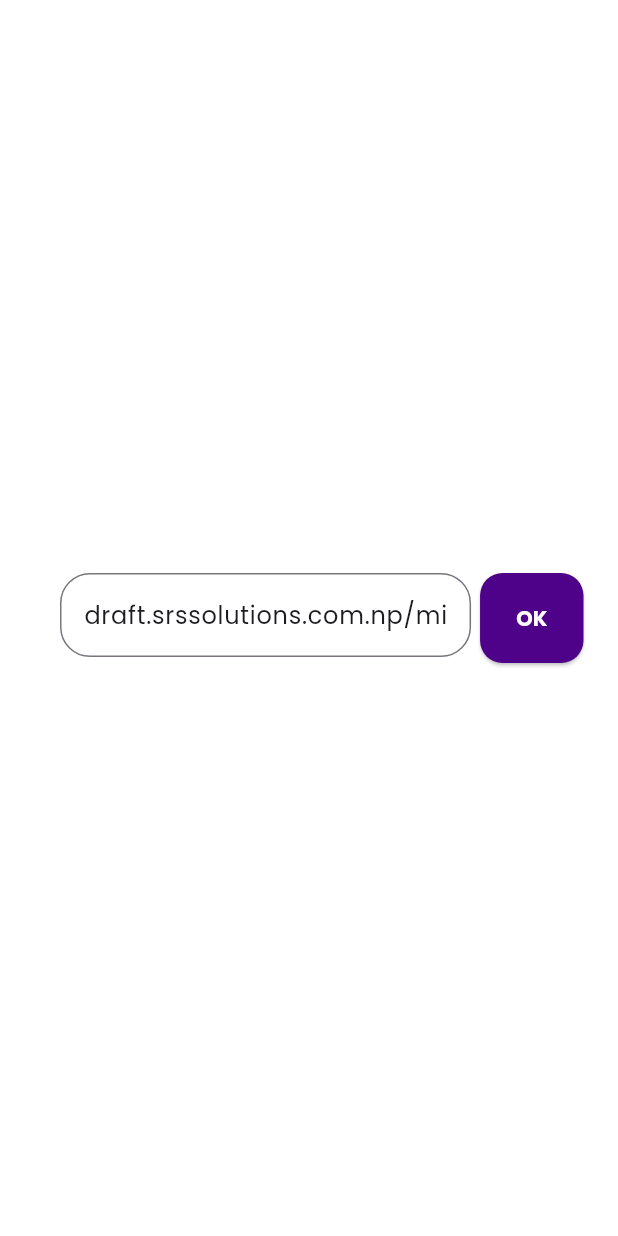
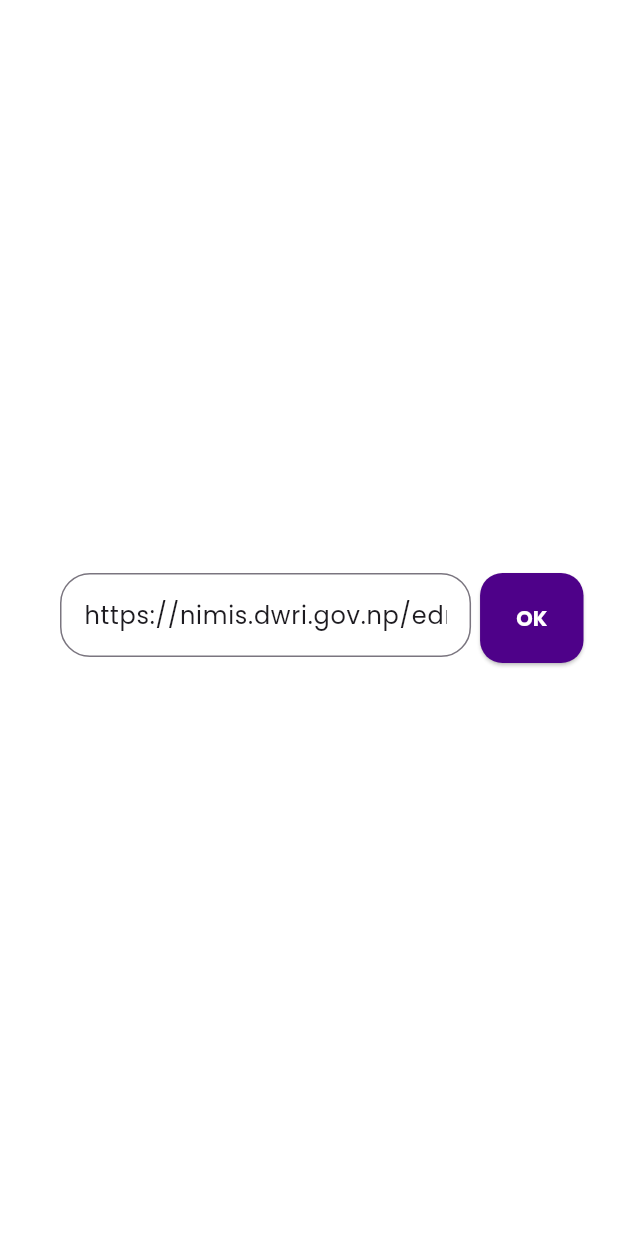
Before and after one commit to Nakarmi23/clover_form, a Flutter app: the screen it shows after launch, on a phone screen of 412 x 824 dp. Run offline on Flutter 3.47's test engine with Material 3 defaults, Android fonts, the phone set to English and light mode, and no system bars; our stand-ins replace bloc, dio, equatable, floor, flutter_bloc, flutter_map and 7 more; accounts and stored records are empty; generated files the repository leaves out were written again.

Commit message:
fix: update API base URL and related references
Change the API base URL from
'https://draft.srssolutions.com.np/migrantworker'
to 'http://nimis.dwri.gov.np/edmsadmin' in multiple files.
This update ensures the application connects to the correct
API endpoint for improved functionality and data access.

```diff
--- a/lib/feature/url_entry/widgets/url_section.dart
+++ b/lib/feature/url_entry/widgets/url_section.dart
@@ -18,7 +18,8 @@ class _UrlSectionState extends State<UrlSection> {
     return BlocBuilder<UrlEntryCubit, UrlEntryState>(
       builder: (context, state) {
         return TextField(
-          controller: widget.urlController..text = "draft.srssolutions.com.np/migrantworker",
+          controller: widget.urlController
+            ..text = "https://nimis.dwri.gov.np/edmsadmin",
           textAlign: TextAlign.start,
           decoration: InputDecoration(
             border: const OutlineInputBorder(
--- a/lib/network/api_service.dart
+++ b/lib/network/api_service.dart
@@ -5,7 +5,7 @@ import 'package:retrofit/retrofit.dart';
 
 part 'api_service.g.dart';
 
-const String baseurl = 'https://draft.srssolutions.com.np/migrantworker';
+const String baseurl = 'http://nimis.dwri.gov.np/edmsadmin';
 const String version = '/api';
 
 @RestApi(baseUrl: baseurl + version)
--- a/lib/network/dio_helper.dart
+++ b/lib/network/dio_helper.dart
@@ -8,7 +8,7 @@ import 'models/url_entry_dto.dart';
 class DioHelper {
   late Dio dio;
   static late DioHelper _dioHelper;
-  static String baseUrl = "https://draft.srssolutions.com.np/migrantworker/api";
+  static String baseUrl = "http://nimis.dwri.gov.np/edmsadmin/api";
 
   DioHelper() {
     BaseOptions options = BaseOptions(
@@ -155,7 +155,6 @@ class DioHelper {
             ),
           );
         }
-
       } else {
         data.fields.add(
           MapEntry(
```
Also changed, not shown: lib/network/api_service.g.dart.
